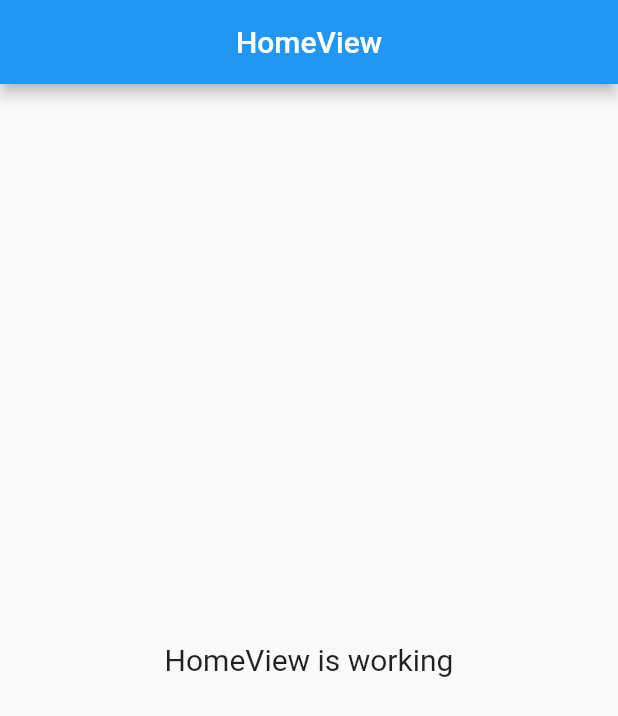
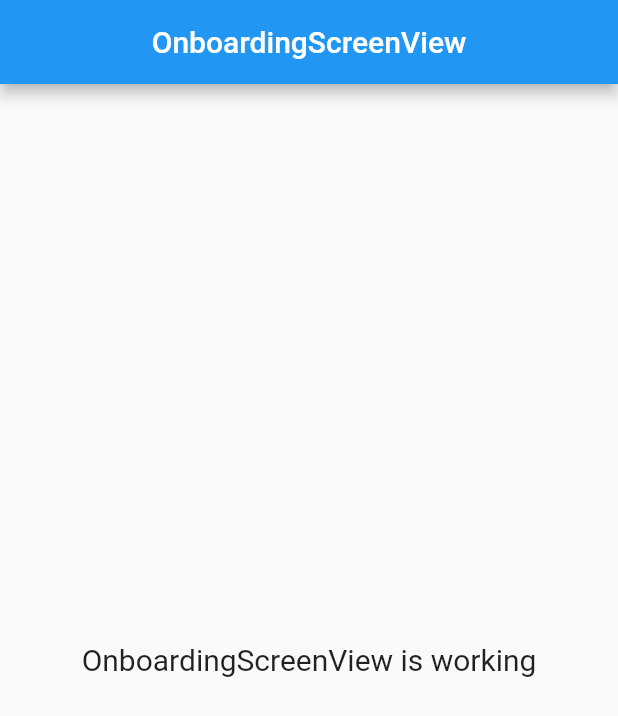
Before and after one commit to reowicaksono/weemit, a Flutter app: the screen it shows after launch, on a phone screen of 412 x 824 dp. Shown: the top 716 px of the screen. Run offline on Flutter 3.47's test engine with Material 2 defaults, Android fonts, the light colour scheme and no system bars; our stand-ins replace animated_splash_screen, get, google_fonts.

Commit message:
add splash screen

```diff
--- /dev/null
+++ b/lib/app/modules/onboarding_screen/views/onboarding_screen_view.dart
@@ -0,0 +1,23 @@
+import 'package:flutter/material.dart';
+
+import 'package:get/get.dart';
+
+import '../controllers/onboarding_screen_controller.dart';
+
+class OnboardingScreenView extends GetView<OnboardingScreenController> {
+  @override
+  Widget build(BuildContext context) {
+    return Scaffold(
+      appBar: AppBar(
+        title: Text('OnboardingScreenView'),
+        centerTitle: true,
+      ),
+      body: Center(
+        child: Text(
+          'OnboardingScreenView is working',
+          style: TextStyle(fontSize: 20),
+        ),
+      ),
+    );
+  }
+}
--- a/lib/app/routes/app_pages.dart
+++ b/lib/app/routes/app_pages.dart
@@ -2,13 +2,17 @@ import 'package:get/get.dart';
 
 import '../modules/home/bindings/home_binding.dart';
 import '../modules/home/views/home_view.dart';
+import '../modules/onboarding_screen/bindings/onboarding_screen_binding.dart';
+import '../modules/onboarding_screen/views/onboarding_screen_view.dart';
+import '../modules/splash_screen/bindings/splash_screen_binding.dart';
+import '../modules/splash_screen/views/splash_screen_view.dart';
 
 part 'app_routes.dart';
 
 class AppPages {
   AppPages._();
 
-  static const INITIAL = Routes.HOME;
+  static const INITIAL = Routes.SPLASH_SCREEN;
 
   static final routes = [
     GetPage(
@@ -16,5 +20,15 @@ class AppPages {
       page: () => HomeView(),
       binding: HomeBinding(),
     ),
+    GetPage(
+      name: _Paths.SPLASH_SCREEN,
+      page: () => SplashScreenView(),
+      binding: SplashScreenBinding(),
+    ),
+    GetPage(
+      name: _Paths.ONBOARDING_SCREEN,
+      page: () => OnboardingScreenView(),
+      binding: OnboardingScreenBinding(),
+    ),
   ];
 }
--- a/lib/app/routes/app_routes.dart
+++ b/lib/app/routes/app_routes.dart
@@ -4,9 +4,13 @@ part of 'app_pages.dart';
 abstract class Routes {
   Routes._();
   static const HOME = _Paths.HOME;
+  static const SPLASH_SCREEN = _Paths.SPLASH_SCREEN;
+  static const ONBOARDING_SCREEN = _Paths.ONBOARDING_SCREEN;
 }
 
 abstract class _Paths {
   _Paths._();
   static const HOME = '/home';
+  static const SPLASH_SCREEN = '/splash-screen';
+  static const ONBOARDING_SCREEN = '/onboarding-screen';
 }
--- a/lib/main.dart
+++ b/lib/main.dart
@@ -5,11 +5,18 @@ import 'package:get/get.dart';
 import 'app/routes/app_pages.dart';
 
 void main() {
-  runApp(
-    GetMaterialApp(
+  runApp(MyApp());
+}
+
+class MyApp extends StatelessWidget {
+  const MyApp({ Key? key }) : super(key: key);
+
+  @override
+  Widget build(BuildContext context) {
+    return GetMaterialApp(
       title: "Application",
       initialRoute: AppPages.INITIAL,
       getPages: AppPages.routes,
-    ),
-  );
+    );
+  }
 }
--- a/pubspec.yaml
+++ b/pubspec.yaml
@@ -8,6 +8,8 @@ environment:
 dependencies:
   cupertino_icons: ^1.0.2
   get: 4.6.1
+  animated_splash_screen: 1.1.0
+  google_fonts: 2.3.1
   flutter:
     sdk: flutter
 
```
Also changed, not shown: lib/app/data/utils/theme.dart (added, +26 -0 lines), lib/app/modules/onboarding_screen/bindings/onboarding_screen_binding.dart (added, +12 -0 lines), lib/app/modules/onboarding_screen/controllers/onboarding_screen_controller.dart (added, +20 -0 lines), lib/app/modules/splash_screen/bindings/splash_screen_binding.dart (added, +12 -0 lines), lib/app/modules/splash_screen/controllers/splash_screen_controller.dart (added, +20 -0 lines), lib/app/modules/splash_screen/views/splash_screen_view.dart (added, +25 -0 lines), pubspec.lock.
